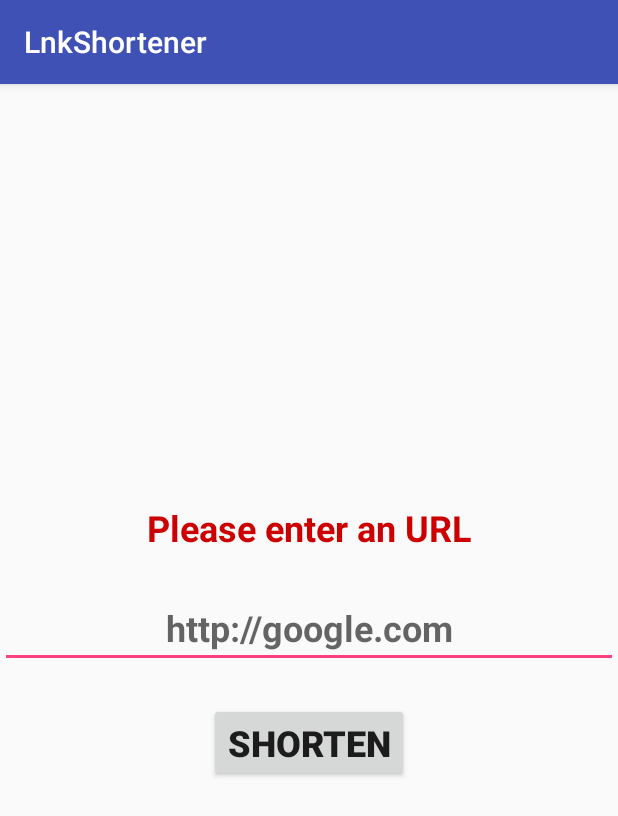
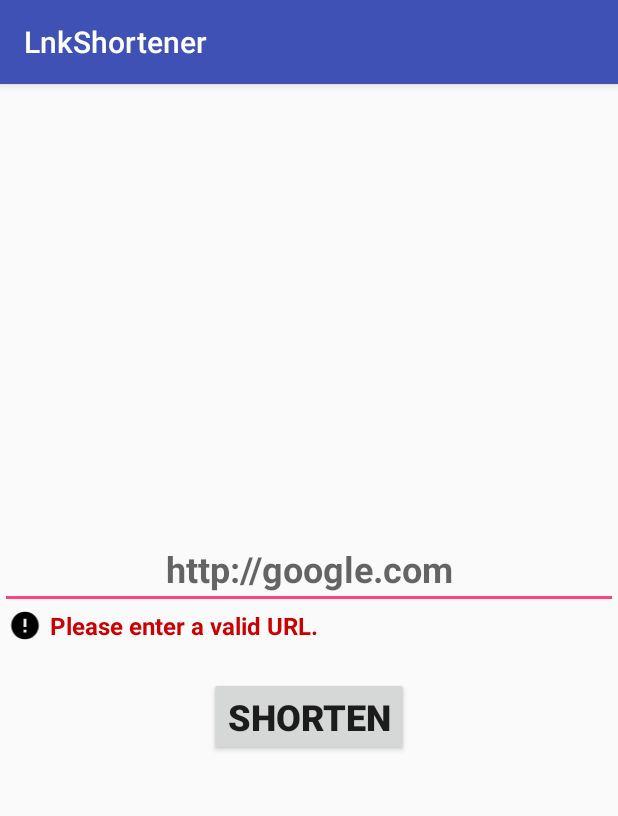
Before and after one commit to naofum/LnkShortener, an Android app: the screen it shows after launch (MainActivity), after a tap on "SHORTEN", on a phone screen of 412 x 824 dp. Shown: the top 816 px of the screen. Run offline under Robolectric (Android 15) with nearby library versions, the phone set to English and light mode, and no system bars.

Commit message:
License added. Improvements in order to run on API lower than 24. Added translatability. Added URL validator.

```diff
--- a/app/src/main/java/de/hirtenstrasse/michael/lnkshortener/MainActivity.java
+++ b/app/src/main/java/de/hirtenstrasse/michael/lnkshortener/MainActivity.java
@@ -1,10 +1,29 @@
 package de.hirtenstrasse.michael.lnkshortener;
+
+// Copyright (C) 2017 Michael Achmann
+
+//  This program is free software: you can redistribute it and/or modify
+//  it under the terms of the GNU General Public License as published by
+//  the Free Software Foundation, either version 3 of the License, or
+//  (at your option) any later version.
+//
+//  This program is distributed in the hope that it will be useful,
+//  but WITHOUT ANY WARRANTY; without even the implied warranty of
+//  MERCHANTABILITY or FITNESS FOR A PARTICULAR PURPOSE.  See the
+//  GNU General Public License for more details.
+//
+//  You should have received a copy of the GNU General Public License
+//  along with this program.  If not, see <http://www.gnu.org/licenses/>.
 
 import android.content.Intent;
 import android.support.v7.app.AppCompatActivity;
 import android.os.Bundle;
+import android.util.Log;
+import android.util.Patterns;
 import android.view.View;
+import android.webkit.URLUtil;
 import android.widget.EditText;
+import android.widget.ImageView;
 import android.widget.TextView;
 
 public class MainActivity extends AppCompatActivity {
@@ -28,31 +47,62 @@ public class MainActivity extends AppCompatActivity {
             urlInput.setText(originalUrl);
 
             TextView textViewError = (TextView) findViewById(R.id.textViewError);
+            ImageView imageViewError = (ImageView) findViewById(R.id.imageViewError);
+
             textViewError.setText(errorMessage);
             textViewError.setVisibility(View.VISIBLE);
+            imageViewError.setVisibility(View.VISIBLE);
         }
 
     }
 
     public void shortenLink(View view) {
 
+
+
         Intent intent = new Intent(this, DisplayShortenedUrlActivity.class);
+
         EditText urlInput = (EditText) findViewById(R.id.urlInput);
+        TextView textViewError = (TextView) findViewById(R.id.textViewError);
+        ImageView imageViewError = (ImageView) findViewById(R.id.imageViewError);
 
         originalUrl = urlInput.getText().toString();
 
-        if(!originalUrl.isEmpty() && originalUrl != null && !originalUrl.equals("null")){
+        if(validateURL(originalUrl)){
+            originalUrl = guessUrl(originalUrl);
             intent.putExtra(EXTRA_MESSAGE, originalUrl);
             intent.putExtra(ACTIVITY_MESSAGE, true);
+
+            urlInput.setText("");
+            textViewError.setText("");
+            textViewError.setVisibility(View.INVISIBLE);
+            imageViewError.setVisibility(View.INVISIBLE);
+
             startActivity(intent);
+
         } else {
-            TextView textViewError = (TextView) findViewById(R.id.textViewError);
-            textViewError.setText("Please enter an URL");
+
+
+            textViewError.setText(getString(R.string.error_valid_url));
             textViewError.setVisibility(View.VISIBLE);
+            imageViewError.setVisibility(View.VISIBLE);
+
         }
 
 
     }
 
+    public boolean validateURL(String url){
+        return Patterns.WEB_URL.matcher(url).matches();
+    }
+
+    public String guessUrl(String url){
+        String returnurl = URLUtil.guessUrl(url);
+        Log.d("GuessedUrl:", returnurl);
+        return returnurl;
+    }
+
+
+
 
 }
--- /dev/null
+++ b/app/src/main/res/drawable/ic_error_black_24dp.xml
@@ -0,0 +1,9 @@
+<vector xmlns:android="http://schemas.android.com/apk/res/android"
+        android:width="24dp"
+        android:height="24dp"
+        android:viewportWidth="24.0"
+        android:viewportHeight="24.0">
+    <path
+        android:fillColor="#FF000000"
+        android:pathData="M12,2C6.48,2 2,6.48 2,12s4.48,10 10,10 10,-4.48 10,-10S17.52,2 12,2zM13,17h-2v-2h2v2zM13,13h-2L11,7h2v6z"/>
+</vector>
--- a/app/src/main/res/layout/activity_main.xml
+++ b/app/src/main/res/layout/activity_main.xml
@@ -1,23 +1,12 @@
 <?xml version="1.0" encoding="utf-8"?>
 <LinearLayout
     xmlns:android="http://schemas.android.com/apk/res/android"
-
+    xmlns:app="http://schemas.android.com/apk/res-auto"
     android:layout_width="match_parent"
     android:gravity="center"
     android:layout_height="match_parent"
     android:orientation="vertical">
 
-
-    <TextView
-        android:layout_width="match_parent"
-        android:layout_height="wrap_content"
-        android:id="@+id/textViewError"
-        android:textColor="@android:color/holo_red_dark"
-        android:textAlignment="center"
-        android:visibility="gone"
-        android:layout_marginBottom="24dp"
-        android:textStyle="normal|bold"
-        android:textSize="24sp" />
 
     <EditText
         android:layout_width="match_parent"
@@ -30,6 +19,31 @@
         android:textSize="24sp"
         android:textStyle="normal|bold"
         android:textAlignment="center" />
+
+    <LinearLayout
+        android:orientation="horizontal"
+        android:layout_width="match_parent"
+        android:layout_height="wrap_content">
+
+        <ImageView
+            android:layout_width="wrap_content"
+            android:layout_height="match_parent"
+            app:srcCompat="@drawable/ic_error_black_24dp"
+            android:id="@+id/imageViewError"
+            android:layout_gravity="left"
+            android:visibility="invisible"
+            android:layout_weight="0.13" />
+
+        <TextView
+            android:layout_width="wrap_content"
+            android:layout_height="wrap_content"
+            android:id="@+id/textViewError"
+            android:textColor="@android:color/holo_red_dark"
+            android:textStyle="normal|bold"
+            android:textSize="16sp"
+            android:visibility="invisible"
+            android:layout_weight="2.77" />
+    </LinearLayout>
 
     <Button
         android:text="@string/shorten"
```
Also changed, not shown: app/src/main/AndroidManifest.xml (+0 -8 lines), app/src/main/java/de/hirtenstrasse/michael/lnkshortener/AppCompatPreferenceActivity.java (deleted, +0 -109 lines), app/src/main/java/de/hirtenstrasse/michael/lnkshortener/DisplayShortenedUrlActivity.java (+29 -15 lines), app/src/main/java/de/hirtenstrasse/michael/lnkshortener/SettingsActivity.java (deleted, +0 -267 lines), app/src/main/res/drawable/ic_lnkshortenerrobot.xml (added, +46 -0 lines), app/src/main/res/layout/activity_display_shortened_url.xml (+19 -6 lines), app/src/main/res/values/strings.xml (+16 -15 lines), 5 other files.
